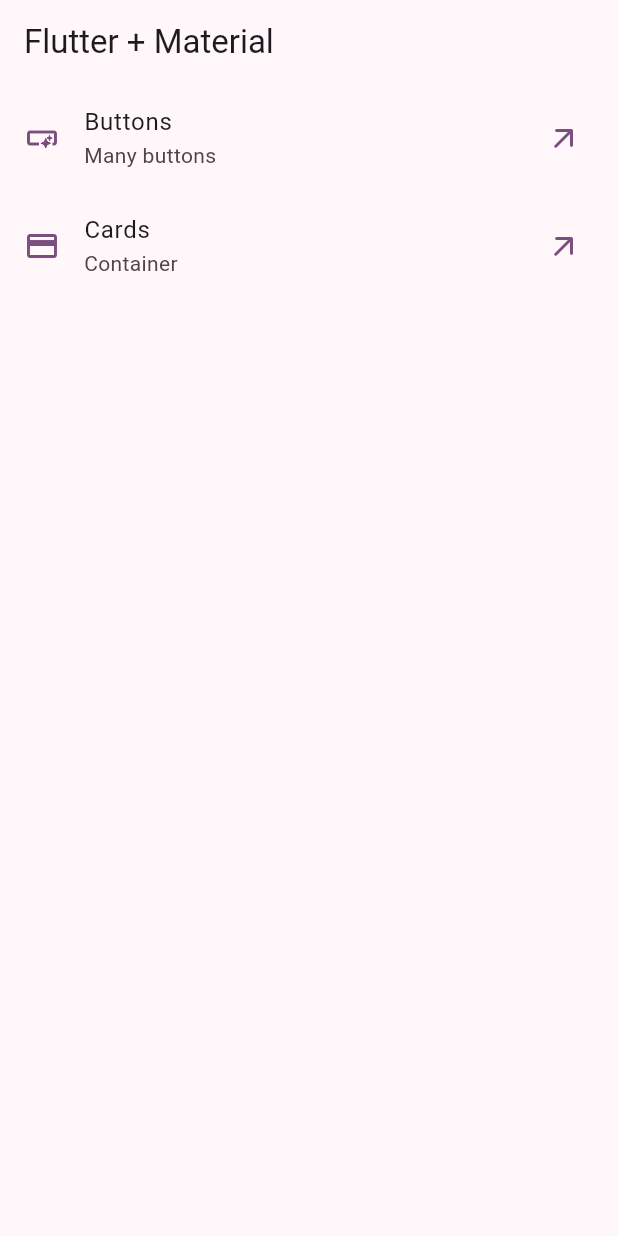
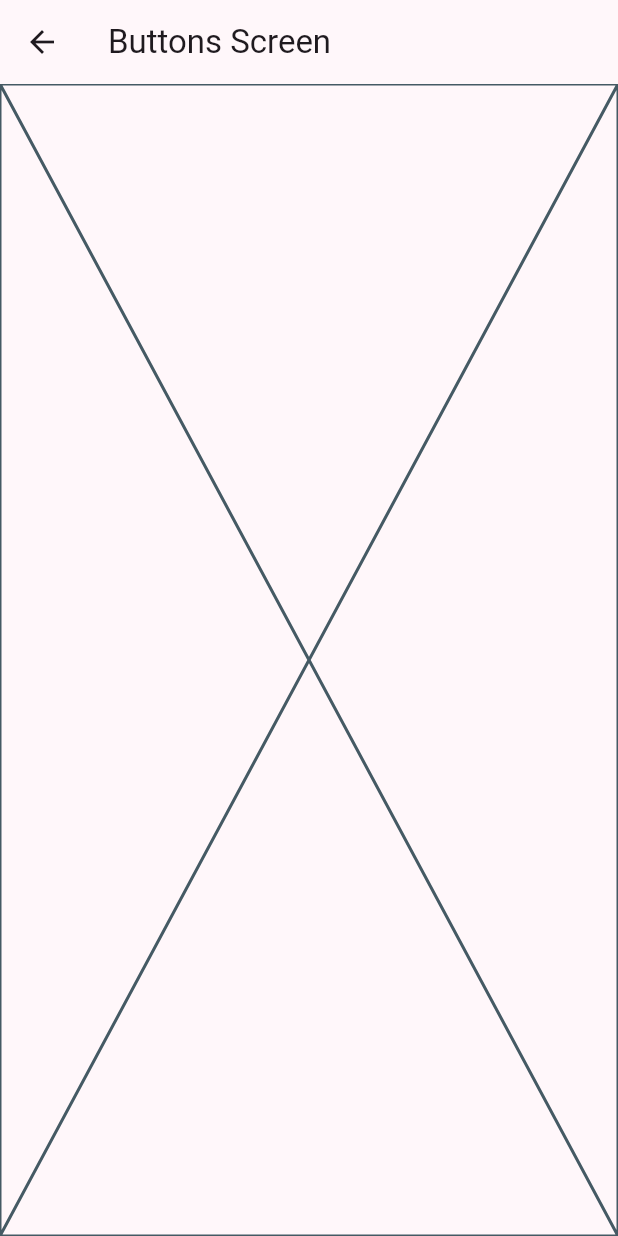
Before and after one commit to Fernando-uif/widgets-flutter, a Flutter app: the screen it shows after launch, after a tap on "Buttons", on a phone screen of 412 x 824 dp. Run offline on Flutter 3.47's test engine with Material 3 defaults, Android fonts, the phone set to English and light mode, and no system bars.

Commit message:
add the  screens

```diff
--- a/lib/config/menu/menu_items.dart
+++ b/lib/config/menu/menu_items.dart
@@ -22,6 +22,6 @@ const appMenuItems = <MenuItem>[
   MenuItem(
       title: 'Cards',
       subTitle: 'Container',
-      link: '/card',
+      link: '/cards',
       icon: Icons.credit_card),
 ];
--- a/lib/main.dart
+++ b/lib/main.dart
@@ -1,5 +1,7 @@
 import 'package:flutter/material.dart';
 import 'package:widgets_app/config/theme/app_theme.dart';
+import 'package:widgets_app/presentation/screens/buttons/buttons_screen.dart';
+import 'package:widgets_app/presentation/screens/cards/card_screen.dart';
 import 'package:widgets_app/presentation/screens/home/home_screen.dart';
 
 void main() {
@@ -15,6 +17,10 @@ class MainApp extends StatelessWidget {
       theme: AppTheme(selectedColor: 2).getTheme(),
       debugShowCheckedModeBanner: false,
       home: const HomeScreen(),
+      routes: {
+        '/buttons': (context) => const ButtonsScreen(),
+        '/cards': (context) => const CardScreen()
+      },
     );
   }
 }
--- /dev/null
+++ b/lib/presentation/screens/buttons/buttons_screen.dart
@@ -0,0 +1,15 @@
+import 'package:flutter/material.dart';
+
+class ButtonsScreen extends StatelessWidget {
+  const ButtonsScreen({super.key});
+
+  @override
+  Widget build(BuildContext context) {
+    return Scaffold(
+      appBar: AppBar(
+        title: Text('Buttons Screen'),
+      ),
+      body: const Placeholder(),
+    );
+  }
+}
--- a/lib/presentation/screens/home/home_screen.dart
+++ b/lib/presentation/screens/home/home_screen.dart
@@ -1,5 +1,6 @@
 import 'package:flutter/material.dart';
 import 'package:widgets_app/config/menu/menu_items.dart';
+
 
 class HomeScreen extends StatelessWidget {
   const HomeScreen({super.key});
@@ -49,7 +50,12 @@ class _CustomListTile extends StatelessWidget {
         color: colors.primary,
       ),
       onTap: () {
-        // TODO Navegar a otra pantalla
+        // Navigator.of(context).push(
+        //   MaterialPageRoute(
+        //     builder: (context) => const ButtonsScreen(),
+        //   ),
+        // );
+        Navigator.pushNamed(context, menuItems.link);
       },
       subtitle: Text(menuItems.subTitle),
     );
```
Also changed, not shown: lib/presentation/screens/cards/card_screen.dart (added, +15 -0 lines).
